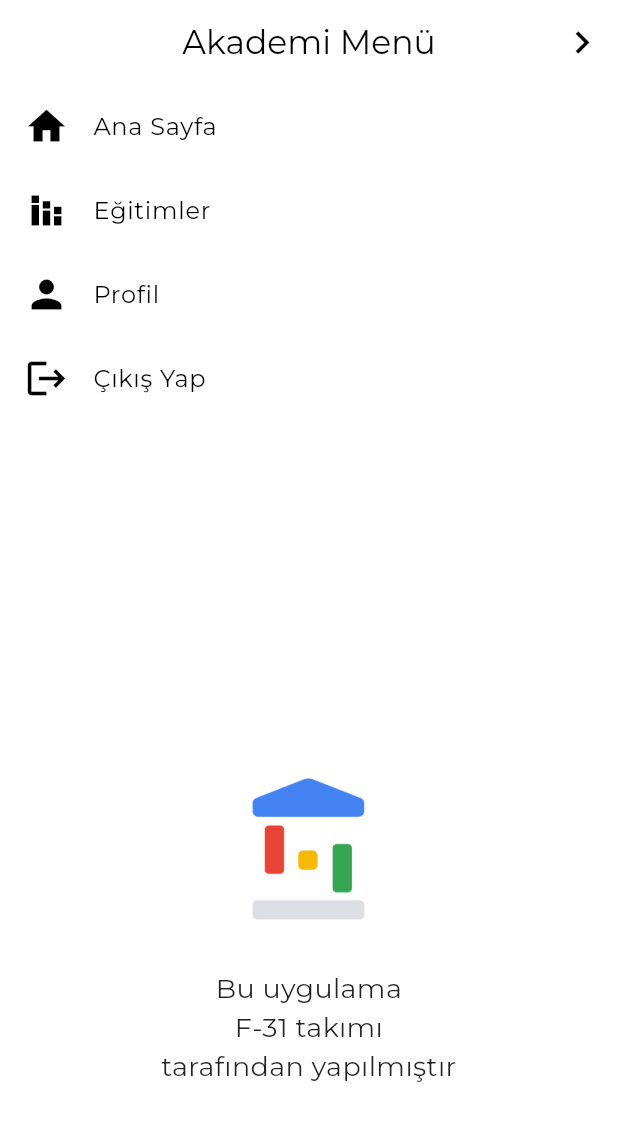
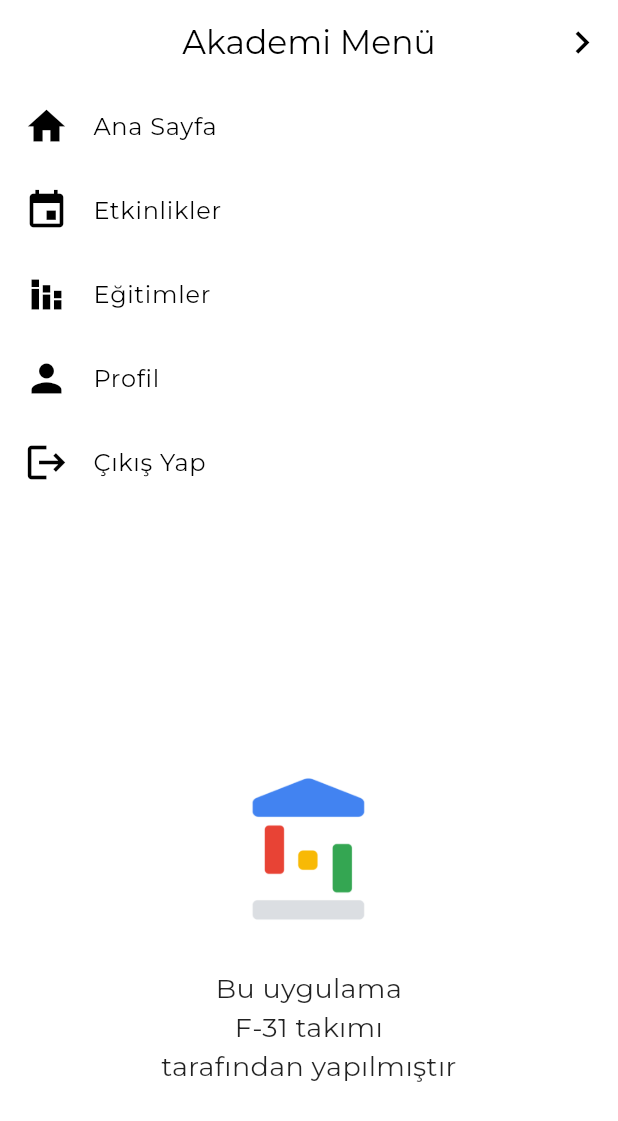
Before and after one commit to burakcevheroglu/oyun-ve-uygulama-akademisi-appjam, a Flutter app: the screen it shows once a user with an empty profile is signed in, after a tap on the "menu" icon, on a phone screen of 412 x 824 dp. Shown: the top 1121 px of the screen. Run offline on Flutter 3.47's test engine with Material 2 defaults, Android fonts, the light colour scheme and no system bars; our stand-ins replace cloud_firestore, custom_navigation_bar, firebase_auth, firebase_core, flutter_riverpod, get and 5 more; missing offline and left inert: youtube_explode_dart; accounts and stored records are empty.

Commit message:
default url link added

```diff
--- a/lib/dashboard_page.dart
+++ b/lib/dashboard_page.dart
@@ -6,8 +6,10 @@ import 'package:oyunveuygulamaakademisi/const.dart';
 import 'package:oyunveuygulamaakademisi/menu_page.dart';
 import 'package:oyunveuygulamaakademisi/qanda_page.dart';
 import 'package:oyunveuygulamaakademisi/services/capitalize.dart';
+import 'package:oyunveuygulamaakademisi/services/phoneauth.dart';
 import 'package:shared_preferences/shared_preferences.dart';
 
+import 'course_headers_page.dart';
 import 'profile_page.dart';
 import 'widgets/courseline.dart';
 
@@ -43,6 +45,7 @@ class _DashboardPageState extends State<DashboardPage> {
       setState(() {
         name = documentSnapshot.get('name');
         surname = documentSnapshot.get('surname');
+        globalUserName = capitalize("$name $surname");
       });
     });
     getLastDocumentTitle();
@@ -159,7 +162,9 @@ class _DashboardPageState extends State<DashboardPage> {
                                 "Flutter ile mobil, web ve masaüstü uygulamaları geliştirmeye başlayın.",
                             image: AppImages.code,
                             color: AppColors.blue,
-                            percent: 77,),
+                            percent: 77,
+                            videoUrl: "https://www.youtube.com/playlist?list=PLCx8WctAcmdDjCsrka8dLGbeMWdrbP6vY",
+                        ),
                         CourseLineWidget(
                             title: "Oyun Sanati",
                             description:
@@ -353,6 +358,9 @@ class GirisimcilikWidget extends StatelessWidget {
             boxShadow: const [
               BoxShadow(blurRadius: 10, spreadRadius: -5, offset: Offset(0, 4))
             ]),
+        child: InkWell(
+          onTap: () => Get.to(() => const MyPlaylistPage(playlistUrl: "https://www.youtube.com/playlist?list=PLeqL-9zPf1PQxdGvLsLbJhQ6lzfqV5aIt",)),
+          borderRadius: BorderRadius.circular(100),
           child: Center(
             child: Column(
               mainAxisSize: MainAxisSize.min,
@@ -416,6 +424,7 @@ class GirisimcilikWidget extends StatelessWidget {
             ),
           ),
         ),
+      ),
     );
   }
 }
--- a/lib/login_page.dart
+++ b/lib/login_page.dart
@@ -87,7 +87,6 @@ class LoginPage extends StatelessWidget {
                   children: [
                     const SizedBox(width: 20,),
                     const SizedBox(
-                      width: 40,
                       height: 65,
                       child: Center(child: Text("+90", style: TextStyle(fontWeight: FontWeight.bold, fontSize: 18),),),
                     ),
--- a/lib/main.dart
+++ b/lib/main.dart
@@ -1,6 +1,7 @@
 import 'package:firebase_auth/firebase_auth.dart';
 import 'package:firebase_core/firebase_core.dart';
 import 'package:flutter/material.dart';
+import 'package:flutter/services.dart';
 import 'package:flutter_riverpod/flutter_riverpod.dart';
 import 'package:get/get.dart';
 import 'package:google_fonts/google_fonts.dart';
@@ -10,7 +11,12 @@ import 'package:oyunveuygulamaakademisi/intro_page.dart';
 Future<void> main() async {
   WidgetsFlutterBinding.ensureInitialized();
   await Firebase.initializeApp();
-  runApp(const ProviderScope(child: MyApp()));
+  SystemChrome.setPreferredOrientations([
+    DeviceOrientation.portraitUp,
+    DeviceOrientation.portraitDown,
+  ]).then((_) {
+    runApp(const MyApp());
+  });
 }
 
 class MyApp extends StatelessWidget {
--- a/lib/menu_page.dart
+++ b/lib/menu_page.dart
@@ -1,6 +1,7 @@
 import 'package:firebase_auth/firebase_auth.dart';
 import 'package:flutter/material.dart';
 import 'package:get/get.dart';
+import 'package:oyunveuygulamaakademisi/all_qanda_page.dart';
 import 'package:oyunveuygulamaakademisi/intro_page.dart';
 import 'const.dart';
 import 'courses_page.dart';
@@ -66,6 +67,11 @@ List<Map<String, dynamic>> menuItems = [
     "function" : () => Get.offAll(const DashboardPage(), transition: Transition.rightToLeft, fullscreenDialog: true)
   },
   {
+    "title" : "Etkinlikler",
+    "icon" : Icons.event,
+    "function" : () => Get.offAll(const AllQAndAPage(isButtonBack: false,), transition: Transition.rightToLeft, fullscreenDialog: true)
+  },
+  {
     "title" : "Eğitimler",
     "icon" : Icons.stacked_bar_chart,
     "function" : () => Get.offAll(const CoursesPage(), transition: Transition.rightToLeft, fullscreenDialog: true)
--- a/lib/services/phoneauth.dart
+++ b/lib/services/phoneauth.dart
@@ -1,3 +1,5 @@
 String verifyId="";
 String smsCode="";
 String phoneNumber="";
+
+String globalUserName = "";
--- a/lib/widgets/colored_button.dart
+++ b/lib/widgets/colored_button.dart
@@ -4,6 +4,7 @@ import 'package:get/get.dart';
 import 'package:oyunveuygulamaakademisi/intro_page.dart';
 import 'package:oyunveuygulamaakademisi/otp_page.dart';
 import 'package:oyunveuygulamaakademisi/services/provider.dart';
+import 'package:oyunveuygulamaakademisi/widgets/alert.dart';
 
 import '../const.dart';
 import '../login_page.dart';
@@ -68,7 +69,9 @@ class ColoredButtonWidget extends StatelessWidget {
                     timeout: const Duration(seconds: _smsCodeTimeout)
                 );
               }
-              Get.to(() => const OTPPage());
+              else{
+                showSnackbar(context, "Lütfen numaranı düzgün bir biçimde gir.");
+              }
               // TODO: Handle this case.
               break;
             case ColoredButtonEnums.otpVerify:
--- a/lib/widgets/courseline.dart
+++ b/lib/widgets/courseline.dart
@@ -13,6 +13,7 @@ class CourseLineWidget extends StatelessWidget {
     required this.image,
     required this.color,
     required this.percent,
+    this.videoUrl = "https://www.youtube.com/playlist?list=PLeqL-9zPf1PQxdGvLsLbJhQ6lzfqV5aIt"
   });
 
   final String title;
@@ -20,6 +21,9 @@ class CourseLineWidget extends StatelessWidget {
   final String image;
   final Color color;
   final int percent;
+  final String videoUrl;
+
+
 
   @override
   Widget build(BuildContext context) {
@@ -34,7 +38,7 @@ class CourseLineWidget extends StatelessWidget {
           ]),
       child: InkWell(
         onTap: (){
-          Get.to(() => const MyPlaylistPage(playlistUrl: "https://www.youtube.com/playlist?list=PLCx8WctAcmdDjCsrka8dLGbeMWdrbP6vY"));
+          Get.to(() => MyPlaylistPage(playlistUrl: videoUrl));
         },
         borderRadius: BorderRadius.circular(100),
         child: Row(
```
Also changed, not shown: lib/all_qanda_page.dart (+9 -5 lines), lib/profile_page.dart (+3 -25 lines), lib/qanda_page.dart (+6 -8 lines), lib/widgets/leading_button.dart (added, +29 -0 lines), lib/youtube_video.dart (+64 -18 lines). Lines whose indentation alone changed are shown as unchanged.
